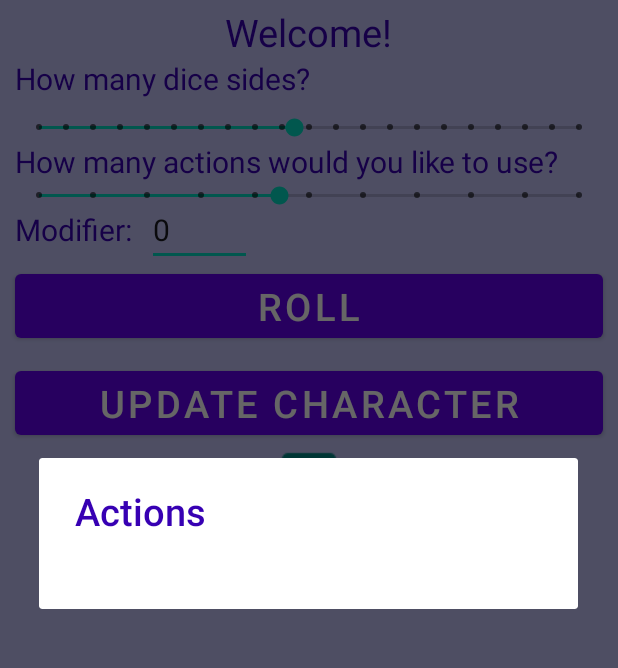
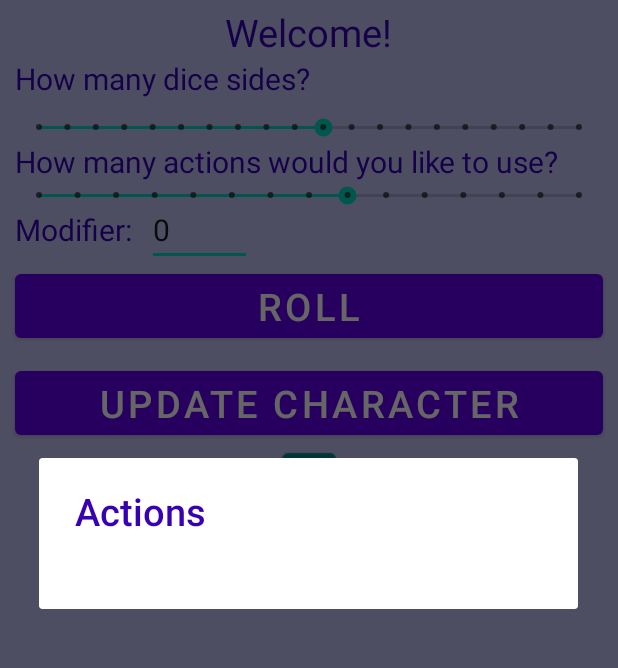
Before and after one commit to thomca/CPTR-405, an Android app: the screen it shows after launch (MainActivity), after a tap on "Select dice", on a phone screen of 412 x 824 dp, the part 84-752 px from its top. Run offline under Robolectric (Android 15) with nearby library versions, the phone set to English and light mode, and no system bars; our stand-ins replace Room's generated code.

Commit message:
Continue work on action, fix recycler delete option, update scroll bar.

```diff
--- a/CharacterLinkRolling/app/src/main/java/edu/wallawalla/cs/thomca/characterlinkrolling/MainFragment.java
+++ b/CharacterLinkRolling/app/src/main/java/edu/wallawalla/cs/thomca/characterlinkrolling/MainFragment.java
@@ -31,7 +31,7 @@ public class MainFragment extends Fragment implements View.OnClickListener {
     private final static String KEY_DICE_COUNT = "Number of dice";
     private final static String KEY_MODIFIER = "Modifier";
     private int mDiceSides = 10;
-    private int mDiceCount = 5;
+    private int mDiceCount = 8;
     private int mModifier = 0;
     private MainActivity mHost;
     private ViewGroup mRoot;
@@ -151,7 +151,7 @@ public class MainFragment extends Fragment implements View.OnClickListener {
         diceCountSeekBar.setOnSeekBarChangeListener(new SeekBar.OnSeekBarChangeListener() {
             @Override
             public void onProgressChanged(SeekBar seekBar, int progress, boolean fromUser) {
-                // progress ranges from 1 to max
+                // progress ranges from 0 to max
             }
 
             @Override
@@ -160,7 +160,7 @@ public class MainFragment extends Fragment implements View.OnClickListener {
 
             @Override
             public void onStopTrackingTouch(SeekBar seekBar) {
-                mDiceCount = seekBar.getProgress();
+                mDiceCount = seekBar.getProgress() + 1; // range = [1,1 + max]
                 String item = String.valueOf(mDiceCount);
                 Toast.makeText(mHost, item, Toast.LENGTH_SHORT).show();
                 sendDiceVals();
@@ -171,7 +171,7 @@ public class MainFragment extends Fragment implements View.OnClickListener {
         diceSidesSeekBar.setOnSeekBarChangeListener(new SeekBar.OnSeekBarChangeListener() {
             @Override
             public void onProgressChanged(SeekBar seekBar, int progress, boolean fromUser) {
-                // progress ranges from 1 to max
+                // progress ranges from 0 to max
             }
 
             @Override
--- a/CharacterLinkRolling/app/src/main/java/edu/wallawalla/cs/thomca/characterlinkrolling/SelectActionPopUp.java
+++ b/CharacterLinkRolling/app/src/main/java/edu/wallawalla/cs/thomca/characterlinkrolling/SelectActionPopUp.java
@@ -24,10 +24,15 @@ public class SelectActionPopUp extends DialogFragment {
     private ActionAdapter actionAdapter;
     private PopDiceInteractionListener mListener;
     private MainActivity mHost;
+    private final static String KEY_ACTIVE_ACTION = "Action Bool";
+    private final static String KEY_ACTION = "Action";
+    private Action mAction;
+    private boolean mActionAvailable = false;
 
     // activity listener
     public interface PopDiceInteractionListener {
         void openAction(Action action);
+        void editAction(Action action);
     }
 
     @NonNull
@@ -107,7 +112,7 @@ public class SelectActionPopUp extends DialogFragment {
                 //FIXME delete item
             }
             else if(view == mEdit){
-                //FIXME delete item
+                //FIXME edit item
             }
         }
 
--- a/CharacterLinkRolling/app/src/main/res/layout-land/fragment_main.xml
+++ b/CharacterLinkRolling/app/src/main/res/layout-land/fragment_main.xml
@@ -27,8 +27,7 @@
         app:layout_constraintLeft_toLeftOf="parent"
         app:layout_constraintTop_toBottomOf="@id/diceSides"
         style="@style/Widget.AppCompat.SeekBar.Discrete"
-        android:min="1"
-        android:max="20"
+        android:max="19"
         android:progress="10" />
 
     <TextView
@@ -53,8 +52,7 @@
         app:layout_constraintLeft_toLeftOf="parent"
         app:layout_constraintTop_toBottomOf="@id/diceCount"
         style="@style/Widget.AppCompat.SeekBar.Discrete"
-        android:min="1"
-        android:max="10"
+        android:max="14"
         android:progress="5" />
 
     <TextView
--- a/CharacterLinkRolling/app/src/main/res/layout/fragment_main.xml
+++ b/CharacterLinkRolling/app/src/main/res/layout/fragment_main.xml
@@ -36,8 +36,7 @@
         app:layout_constraintLeft_toLeftOf="parent"
         app:layout_constraintTop_toBottomOf="@id/diceSides"
         style="@style/Widget.AppCompat.SeekBar.Discrete"
-        android:min="1"
-        android:max="20"
+        android:max="19"
         android:progress="10" />
 
     <TextView
@@ -62,8 +61,7 @@
         app:layout_constraintLeft_toLeftOf="parent"
         app:layout_constraintTop_toBottomOf="@id/diceCount"
         style="@style/Widget.AppCompat.SeekBar.Discrete"
-        android:min="1"
-        android:max="10"
+        android:max="14"
         android:progress="5" />
 
     <TextView
--- a/CharacterLinkRolling/app/src/main/res/layout/save_action_popup.xml
+++ b/CharacterLinkRolling/app/src/main/res/layout/save_action_popup.xml
@@ -21,8 +21,7 @@
         android:layout_width="match_parent"
         android:layout_height="wrap_content"
         style="@style/Widget.AppCompat.SeekBar.Discrete"
-        android:min="1"
-        android:max="20"
+        android:max="19"
         android:progress="10" />
 
     <TextView
@@ -43,8 +42,7 @@
         android:layout_marginLeft="@dimen/standard_indent"
         android:layout_marginRight="@dimen/standard_indent"
         style="@style/Widget.AppCompat.SeekBar.Discrete"
-        android:min="1"
-        android:max="10"
+        android:max="14"
         android:progress="5" />
 
     <TextView
--- a/CharacterLinkRolling/app/src/main/res/layout/selection_action.xml
+++ b/CharacterLinkRolling/app/src/main/res/layout/selection_action.xml
@@ -21,7 +21,7 @@
         android:id="@+id/editItem"
         android:layout_width="fill_parent"
         android:layout_height="wrap_content"
-        android:src="@drawable/rolldiceicon"
+        android:src="@drawable/edit"
         android:layout_gravity="right"
         android:gravity="right"
         android:layout_weight="0.5"
```
Also changed, not shown: CharacterLinkRolling/app/src/main/java/edu/wallawalla/cs/thomca/characterlinkrolling/MainActivity.java (+30 -0 lines), CharacterLinkRolling/app/src/main/java/edu/wallawalla/cs/thomca/characterlinkrolling/SelectCharacterPopUp.java (+14 -5 lines).
